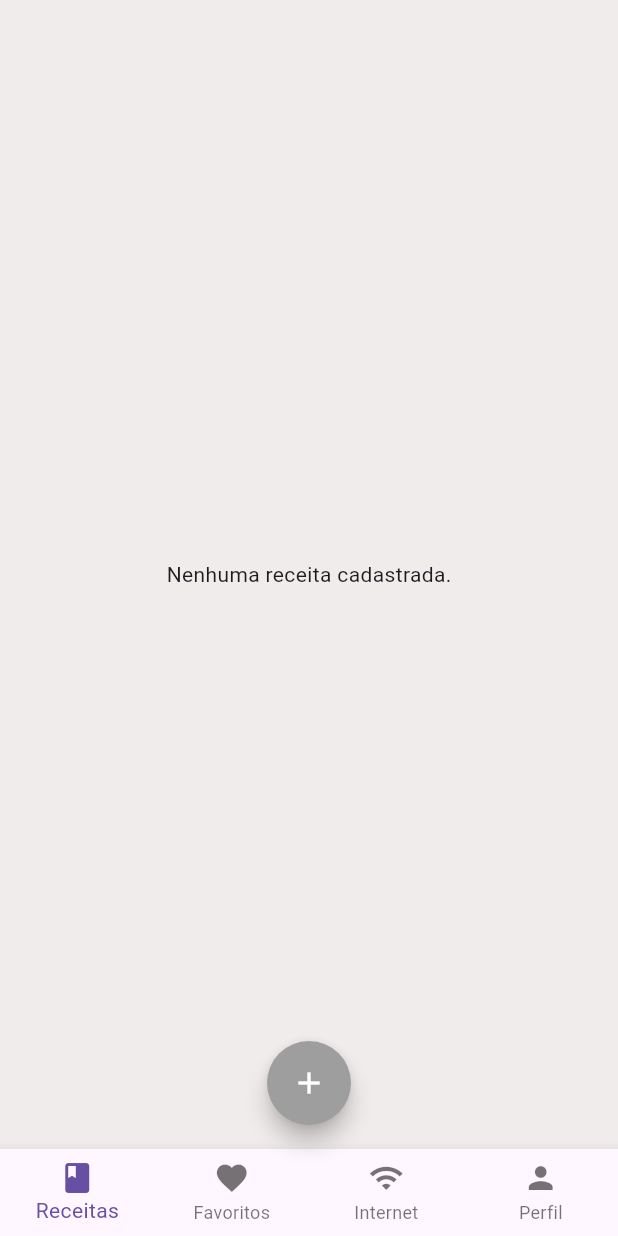
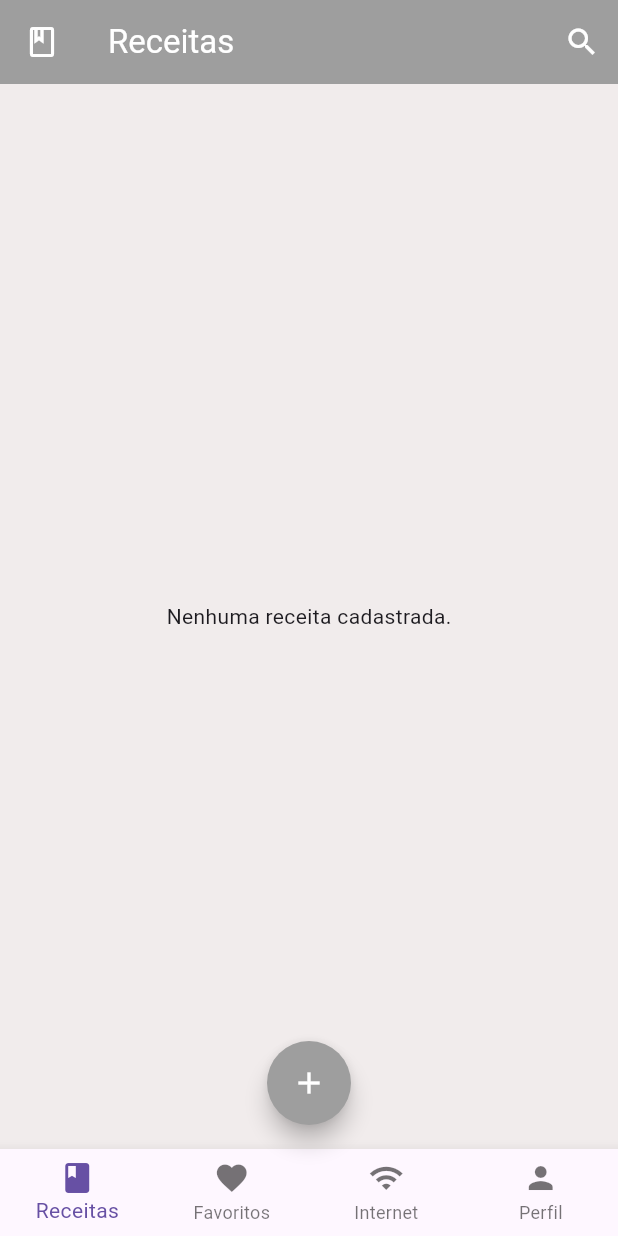
Before and after one commit to aWhiity/aplicativo_receitas, a Flutter app: the screen it shows after launch, on a phone screen of 412 x 824 dp. Run offline on Flutter 3.47's test engine with Material 3 defaults, Android fonts, the phone set to English and light mode, and no system bars; our stand-ins replace dotted_line.

Commit message:
✨ feat: appbar

```diff
--- a/lib/views/pagina_inicial_page.dart
+++ b/lib/views/pagina_inicial_page.dart
@@ -26,7 +26,6 @@ class _PaginaInicialState extends State<PaginaInicial> {
   }
 
   void _adicionarReceita() {
-    //print('adicionar receita');
     Navigator.push(
       context,
       MaterialPageRoute(
@@ -48,6 +47,19 @@ class _PaginaInicialState extends State<PaginaInicial> {
     ];
 
     return Scaffold(
+      appBar: AppBar(
+        leading: Icon(Icons.book_outlined, color: Colors.white),
+        title: Text('Receitas', style: TextStyle(color: Colors.white)),
+        backgroundColor: Colors.grey,
+        actions: [
+          IconButton(
+            icon: Icon(Icons.search, color: Colors.white),
+            onPressed: () {
+              //ação
+            },
+          ),
+        ],
+      ),
       floatingActionButtonLocation: FloatingActionButtonLocation.centerFloat,
       body: _paginas[_paginaSelecionada],
       backgroundColor: const Color.fromARGB(255, 241, 236, 236),
--- a/lib/views/receitas_page.dart
+++ b/lib/views/receitas_page.dart
@@ -22,6 +22,7 @@ class ReceitasPage extends StatelessWidget {
           return Card(
             margin: EdgeInsets.symmetric(horizontal: 16, vertical: 8),
             child: ListTile(
+              leading: Image.asset(recipe.imagePath),
               title: Text(recipe.name),
               subtitle: Text(recipe.desc ?? ''),
               trailing: Text(
@@ -43,6 +44,6 @@ String formatDuration(Duration duration) {
   if (hours > 0) {
     return '${hours}h ${minutes}m';
   } else {
-    return '${minutes}';
+    return '$minutes';
   }
 }
```
